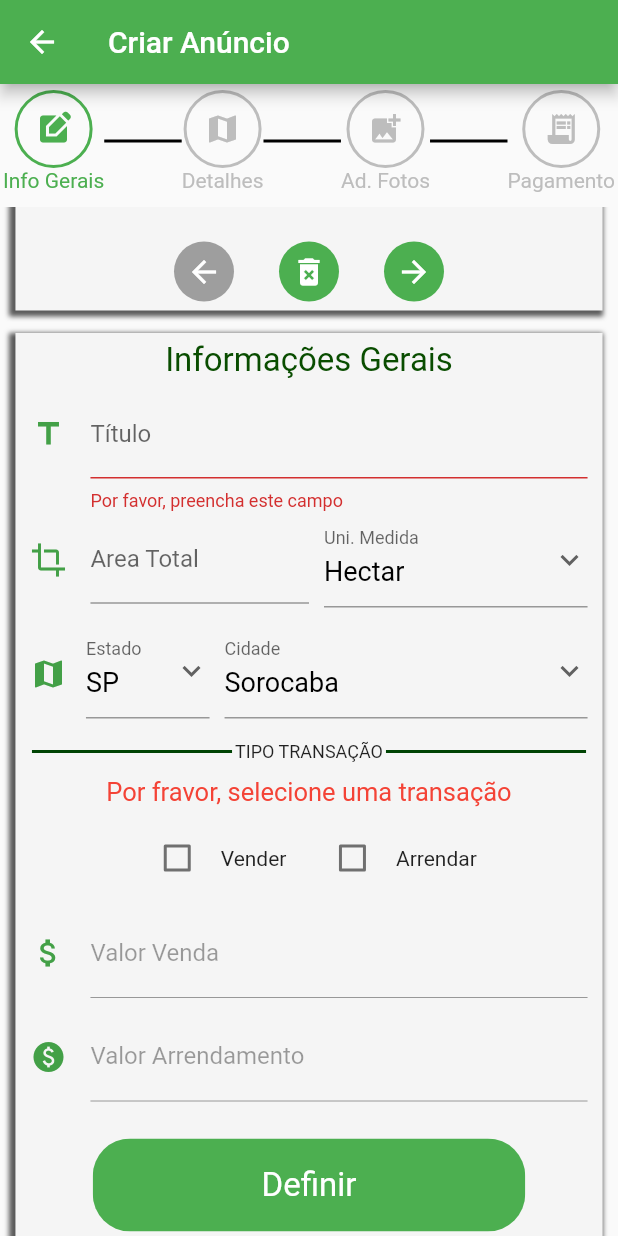
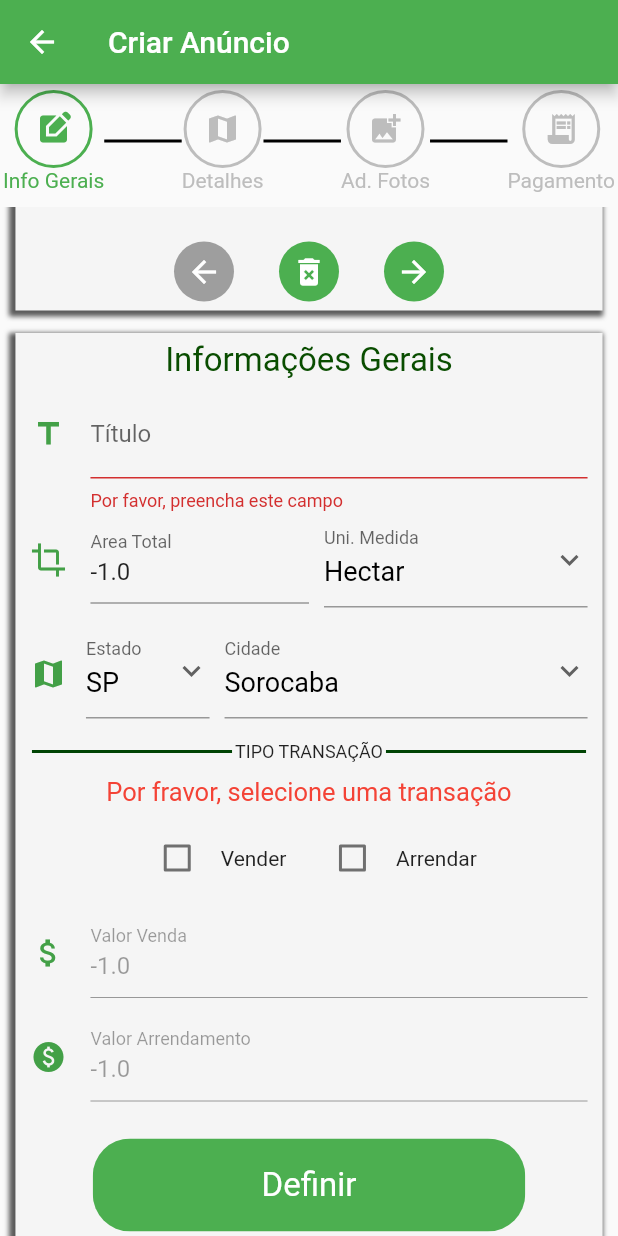
Before and after one commit to LaercioRJ/AgroImobi, a Flutter app: the CreatingTerrain screen opened directly with empty values, scrolled down 161 dp, after a tap on "Definir", on a phone screen of 412 x 824 dp. Run offline on Flutter 3.47's test engine with Material 2 defaults, Android fonts, the phone set to English and light mode, and no system bars; our stand-ins replace mask_text_input_formatter, shared_preferences; accounts and stored records are empty; Roboto replaces fonts that are missing (arial).

Commit message:
create terrain buttons refresh

```diff
--- a/lib/src/classes/broker.dart
+++ b/lib/src/classes/broker.dart
@@ -1,28 +1,28 @@
 class Broker {
-  String Nome;
+  String name;
   String email;
-  String senha;
-  String telefone;
-  String municipio;
+  String password;
+  String cellphone;
+  String city;
   String cpf;
   //String creci;
 
   Broker(
-    this.Nome,
+    this.name,
     this.email,
-    this.senha,
-    this.telefone,
-    this.municipio,
+    this.password,
+    this.cellphone,
+    this.city,
     this.cpf,
   );
 
   toJson() {
     Map<String, dynamic> brokerMap = {
       'email': email,
-      'senha': senha,
-      'Nome': Nome,
-      'telefone': telefone,
-      'municipio': municipio,
+      'senha': password,
+      'Nome': name,
+      'telefone': cellphone,
+      'municipio': city,
       'cpf': cpf,
     };
     //String brokerJson = jsonEncode(brokerMap);
--- a/lib/src/screen/terrain_crud/create_forms/basic_info_form.dart
+++ b/lib/src/screen/terrain_crud/create_forms/basic_info_form.dart
@@ -1,7 +1,7 @@
 import 'package:flutter/material.dart';
 import 'package:flutter/services.dart';
 
-import '../specific_widgets/tutorial_card.dart';
+import '../../../widgets/tutorial_card.dart';
 
 import '../../../widgets/dropdown.dart';
 import '../../../widgets/text_divider.dart';
@@ -27,11 +27,6 @@ class BasicInfoFormState extends State<BasicInfoForm> {
     'Seja bem-vindo',
     'Olhe o que tem de bom!'
   ];
-  bool sellOption = false;
-  bool rentOption = false;
-  late String title;
-  late double sellPrice;
-  late double rentPrice;
 
   @override
   Widget build(BuildContext context) {
@@ -77,11 +72,12 @@ class BasicInfoFormState extends State<BasicInfoForm> {
                               inputFormatters: [
                                 LengthLimitingTextInputFormatter(25)
                               ],
+                              initialValue: widget.terrainReference.title,
                               validator: (value) {
                                 if (value == null || value.isEmpty) {
                                   return "Por favor, preencha este campo";
                                 }
-                                title = value;
+                                widget.terrainReference.title = value;
                                 return null;
                               },
                               decoration: InputDecoration(
@@ -98,6 +94,9 @@ class BasicInfoFormState extends State<BasicInfoForm> {
                               children: [
                                 Expanded(
                                   child: TextFormField(
+                                    initialValue: widget
+                                        .terrainReference.totalArea
+                                        .toString(),
                                     keyboardType: TextInputType.number,
                                     inputFormatters: <TextInputFormatter>[
                                       FilteringTextInputFormatter.digitsOnly
@@ -161,7 +160,8 @@ class BasicInfoFormState extends State<BasicInfoForm> {
                               padding: EdgeInsets.only(top: 15, bottom: 10),
                               child: TextDivider(label: 'TIPO TRANSAÇÃO'),
                             ),
-                            if (!(sellOption || rentOption))
+                            if (!(widget.terrainReference.sell ||
+                                widget.terrainReference.rent))
                               const Padding(
                                 padding: EdgeInsets.only(bottom: 10),
                                 child: Center(
@@ -180,10 +180,11 @@ class BasicInfoFormState extends State<BasicInfoForm> {
                                     Checkbox(
                                         activeColor: Colors.green,
                                         checkColor: Colors.white,
-                                        value: sellOption,
+                                        value: widget.terrainReference.sell,
                                         onChanged: (bool? value) {
                                           setState(() {
-                                            sellOption = value!;
+                                            widget.terrainReference.sell =
+                                                value!;
                                           });
                                         }),
                                     const Padding(
@@ -194,10 +195,11 @@ class BasicInfoFormState extends State<BasicInfoForm> {
                                     Checkbox(
                                         activeColor: Colors.green,
                                         checkColor: Colors.white,
-                                        value: rentOption,
+                                        value: widget.terrainReference.rent,
                                         onChanged: (bool? value) {
                                           setState(() {
-                                            rentOption = value!;
+                                            widget.terrainReference.rent =
+                                                value!;
                                           });
                                         }),
                                     const Padding(
@@ -209,20 +211,23 @@ class BasicInfoFormState extends State<BasicInfoForm> {
                             Padding(
                               padding: const EdgeInsets.only(bottom: 10),
                               child: TextFormField(
+                                initialValue: widget.terrainReference.sellPrice
+                                    .toString(),
                                 keyboardType: TextInputType.number,
                                 inputFormatters: <TextInputFormatter>[
                                   FilteringTextInputFormatter.digitsOnly
                                 ],
                                 validator: (value) {
-                                  if (sellOption) {
+                                  if (widget.terrainReference.sell) {
                                     if (value == null || value.isEmpty) {
                                       return 'Por favor, preencha este campo';
                                     }
-                                    sellPrice = double.parse(value);
+                                    widget.terrainReference.sellPrice =
+                                        double.parse(value);
                                   }
                                   return null;
                                 },
-                                enabled: sellOption,
+                                enabled: widget.terrainReference.sell,
                                 decoration: InputDecoration(
                                     labelText: 'Valor Venda',
                                     icon: const Icon(Icons.attach_money),
@@ -237,20 +242,23 @@ class BasicInfoFormState extends State<BasicInfoForm> {
                             Padding(
                               padding: const EdgeInsets.only(bottom: 10),
                               child: TextFormField(
+                                initialValue: widget.terrainReference.rentPrice
+                                    .toString(),
                                 keyboardType: TextInputType.number,
                                 inputFormatters: <TextInputFormatter>[
                                   FilteringTextInputFormatter.digitsOnly
                                 ],
                                 validator: (value) {
-                                  if (rentOption) {
+                                  if (widget.terrainReference.rent) {
                                     if (value == null || value.isEmpty) {
                                       return 'Por favor, preencha este campo';
                                     }
-                                    rentPrice = double.parse(value);
+                                    widget.terrainReference.rentPrice =
+                                        double.parse(value);
                                   }
                                   return null;
                                 },
-                                enabled: rentOption,
+                                enabled: widget.terrainReference.rent,
                                 decoration: InputDecoration(
                                     labelText: 'Valor Arrendamento',
                                     icon: const Icon(Icons.paid),
@@ -281,9 +289,11 @@ class BasicInfoFormState extends State<BasicInfoForm> {
                                         onPressed: () {
                                           if (_formKey.currentState!
                                                   .validate() &&
-                                              (sellOption || rentOption)) {
+                                              (widget.terrainReference.sell ||
+                                                  widget
+                                                      .terrainReference.rent)) {
                                             widget.onSubmit(
-                                                1, widget.terrainReference);
+                                                1, widget.terrainReference, 0);
                                           }
                                         },
                                         child: const Text('Definir')),
--- a/lib/src/screen/terrain_crud/create_forms/specific_info_form.dart
+++ b/lib/src/screen/terrain_crud/create_forms/specific_info_form.dart
@@ -1,7 +1,7 @@
 import 'package:flutter/material.dart';
 import 'package:flutter/services.dart';
 
-import '../specific_widgets/tutorial_card.dart';
+import '../../../widgets/tutorial_card.dart';
 import '../../../widgets/dropdown.dart';
 import '../../../widgets/text_divider.dart';
 
--- a/lib/src/screen/terrain_crud/creating_terrain.dart
+++ b/lib/src/screen/terrain_crud/creating_terrain.dart
@@ -10,41 +10,50 @@ import './create_forms/specific_info_form.dart';
 import '../../classes/terrain.dart';
 
 class CreatingTerrain extends StatefulWidget {
-  late Terrain terrainReference;
   final Function changeAction;
-  CreatingTerrain({super.key, required this.changeAction});
   final _pageController = PageController(initialPage: 0);
 
-  nextStep(int newPageNumber, Terrain terrainRefresh) {
-    forms.add(pageList[newPageNumber - 1]);
-    _pageController.animateToPage(newPageNumber, duration: const Duration(milliseconds: 750), curve: Curves.ease);
-  }
-
-  late List<Widget> forms = [
-    BasicInfoForm(
-      onSubmit: nextStep,
-      terrainReference: terrainReference
-    )
-  ];
-
-  late final pageList = [
-    SpecificInfoForm(onSubmit: nextStep, terrainReference: terrainReference ),
-    /*PhotoForm(onSubmit: () { nextStep(3); }),*/
-    const PaymentForm()
-  ];
+  CreatingTerrain({super.key, required this.changeAction});
 
   @override
   State<CreatingTerrain> createState() => _CreatingTerrainState();
 }
 
 class _CreatingTerrainState extends State<CreatingTerrain> {
+  var buttonsColors = [
+    ValueNotifier(Colors.green),
+    ValueNotifier(Colors.grey.shade400),
+    ValueNotifier(Colors.grey.shade400),
+    ValueNotifier(Colors.grey.shade400)
+  ];
+  late Terrain terrainReference;
+
+  late List<Widget> forms = [
+    BasicInfoForm(onSubmit: nextStep, terrainReference: terrainReference)
+  ];
+
+  late final pageList = [
+    SpecificInfoForm(onSubmit: nextStep, terrainReference: terrainReference),
+    /*PhotoForm(onSubmit: () { nextStep(3); }),*/
+    const PaymentForm()
+  ];
+
+  nextStep(int newPageNumber, Terrain terrainRefresh, keyIndex) {
+    forms.add(pageList[newPageNumber - 1]);
+    widget._pageController.animateToPage(newPageNumber,
+        duration: const Duration(milliseconds: 750), curve: Curves.ease);
+    terrainReference = terrainRefresh;
+    buttonsColors[1].value = Colors.green;
+  }
 
   @override
   initState() {
-    widget.terrainReference = Terrain.createEmptyObject();
+    // Object that will be filled by the user
+    terrainReference = Terrain.createEmptyObject();
     super.initState();
   }
 
+  //changes route configuration to get back to visualize my terrains
   Future<bool> _onBackPressed() {
     widget.changeAction("Visualizar");
     return Future.value(true);
@@ -52,14 +61,8 @@ class _CreatingTerrainState extends State<CreatingTerrain> {
 
   @override
   Widget build(BuildContext context) {
-    List<Color> menuColors = [
-      Colors.green,
-      Colors.grey.shade400,
-      Colors.grey.shade400,
-      Colors.grey.shade400,
-    ];
-
     return WillPopScope(
+        // will execute this function when back buttom pressed
         onWillPop: _onBackPressed,
         child: Scaffold(
             appBar: AppBar(
@@ -72,78 +75,84 @@ class _CreatingTerrainState extends State<CreatingTerrain> {
                     padding: const EdgeInsets.fromLTRB(2, 4, 2, 10),
                     child: Row(
                       children: [
-                  LabeledIconButton(
+                        ValueListenableBuilder(
+                            valueListenable: buttonsColors[0],
+                            builder: (context, color, _) => LabeledIconButton(
                                   label: 'Info Gerais',
                                   icon: const Icon(Icons.edit_square),
-                    color: menuColors[0],
+                                  color: color,
                                   pressedFunction: () => {
-                      widget._pageController.animateToPage(0, duration: const Duration(milliseconds: 750), curve: Curves.ease)
+                                    widget._pageController.animateToPage(0,
+                                        duration:
+                                            const Duration(milliseconds: 750),
+                                        curve: Curves.ease)
                                   },
-                  ),
+                                )),
                         Expanded(
                             child: Container(
                           decoration: const BoxDecoration(
                               border: Border(
                                   bottom: BorderSide(
-                            color: Colors.black,
-                            width: 2.0
-                          )
-                        )
-                      ),
-                    )
-                  ),
-                  LabeledIconButton(
+                                      color: Colors.black, width: 2.0))),
+                        )),
+                        ValueListenableBuilder(
+                            valueListenable: buttonsColors[1],
+                            builder: (context, color, _) => LabeledIconButton(
                                   label: 'Detalhes',
                                   icon: const Icon(Icons.map),
-                    color: menuColors[1],
+                                  color: color,
+                                  disabled: (forms.length < 2),
                                   pressedFunction: () => {
-                      widget._pageController.animateToPage(1, duration: const Duration(milliseconds: 750), curve: Curves.ease),
-                      menuColors[2] = Colors.green
+                                    widget._pageController.animateToPage(1,
+                                        duration:
+                                            const Duration(milliseconds: 750),
+                                        curve: Curves.ease),
                                   },
-                  ),
+                                )),
                         Expanded(
                             child: Container(
                           decoration: const BoxDecoration(
                               border: Border(
                                   bottom: BorderSide(
-                            color: Colors.black,
-                            width: 2.0
-                          )
-                        )
-                      ),
-                    )
-                  ),
-                  LabeledIconButton(
+                                      color: Colors.black, width: 2.0))),
+                        )),
+                        ValueListenableBuilder(
+                            valueListenable: buttonsColors[2],
+                            builder: (context, color, _) => LabeledIconButton(
                                   label: 'Ad. Fotos',
                                   icon: const Icon(Icons.add_photo_alternate),
-                    color: menuColors[2],
+                                  color: color,
+                                  disabled: (forms.length < 3),
                                   pressedFunction: () => {
-                      widget._pageController.animateToPage(2, duration: const Duration(milliseconds: 750), curve: Curves.ease)
+                                    widget._pageController.animateToPage(2,
+                                        duration:
+                                            const Duration(milliseconds: 750),
+                                        curve: Curves.ease)
                                   },
-                  ),
+                                )),
                         Expanded(
                             child: Container(
                           decoration: const BoxDecoration(
                               border: Border(
                                   bottom: BorderSide(
-                            color: Colors.black,
-                            width: 2.0
-                          )
-                        )
-                      ),
-                    )
-                  ),
-                  LabeledIconButton(
+                                      color: Colors.black, width: 2.0))),
+                        )),
+                        ValueListenableBuilder(
+                            valueListenable: buttonsColors[3],
+                            builder: (context, color, _) => LabeledIconButton(
                                   label: 'Pagamento',
                                   icon: const Icon(Icons.receipt_long),
-                    color: menuColors[3],
+                                  color: color,
+                                  disabled: (forms.length < 4),
                                   pressedFunction: () => {
-                      widget._pageController.animateToPage(3, duration: const Duration(milliseconds: 750), curve: Curves.ease)
+                                    widget._pageController.animateToPage(3,
+                                        duration:
+                                            const Duration(milliseconds: 750),
+                                        curve: Curves.ease)
                                   },
-                  )
+                                ))
                       ],
-              )
-            ),
+                    )),
                 Expanded(
                   child: SizedBox(
                       width: MediaQuery.of(context).size.width,
@@ -152,14 +161,10 @@ class _CreatingTerrainState extends State<CreatingTerrain> {
                           pageSnapping: true,
                           controller: widget._pageController,
                           itemBuilder: (context, pagePostion) {
-                    return widget.forms[pagePostion];
-                  }
-                )
-              ),
+                            return forms[pagePostion];
+                          })),
                 )
               ],
-        )
-      )
-    );
+            )));
   }
 }
--- a/lib/src/screen/terrain_crud/specific_widgets/labeled_icon_button.dart
+++ b/lib/src/screen/terrain_crud/specific_widgets/labeled_icon_button.dart
@@ -1,29 +1,19 @@
 import 'package:flutter/material.dart';
 
-class LabeledIconButton extends StatefulWidget {
+class LabeledIconButton extends StatelessWidget {
+  Color color;
   final String label;
   final Widget icon;
-  Color color;
+  bool disabled;
   final VoidCallback pressedFunction;
-  LabeledIconButton({
-      Key? key,
+  LabeledIconButton(
+      {Key? key,
       required this.label,
       required this.icon,
       required this.pressedFunction,
-      required this.color
-    }) : super(key: key);
-
-  @override
-  State<LabeledIconButton> createState() => _LabeledIconButtonState();
-}
-
-class _LabeledIconButtonState extends State<LabeledIconButton> {
-
-  changeColor(Color color) {
-    setState(() {
-      widget.color = color;
-    });
-  }
+      required this.color,
+      this.disabled = false})
+      : super(key: key);
 
   @override
   Widget build(BuildContext context) {
@@ -31,26 +21,22 @@ class _LabeledIconButtonState extends State<LabeledIconButton> {
       children: [
         Container(
           child: IconButton(
-            onPressed: ()  {
-              widget.pressedFunction();
-              changeColor(Colors.green);
+            onPressed: () {
+              if (!disabled) {
+                pressedFunction();
+              }
             },
-            color: widget.color,
-            icon: widget.icon,
-            style: IconButton.styleFrom(
-              backgroundColor: Colors.white
-            ),
+            color: color,
+            icon: icon,
+            style: IconButton.styleFrom(backgroundColor: Colors.white),
           ),
           decoration: BoxDecoration(
-            shape: BoxShape.circle,
-            border: Border.all(width: 2, color: widget.color)
-          ),
+              shape: BoxShape.circle,
+              border: Border.all(width: 2, color: color)),
         ),
         Text(
-          widget.label,
-          style: TextStyle(
-            color: widget.color
-          ),
+          label,
+          style: TextStyle(color: color),
         )
       ],
     );
--- a/lib/src/screen/terrain_crud/specific_widgets/tutorial_card.dart
+++ b/lib/src/widgets/tutorial_card.dart
@@ -1,7 +1,7 @@
 import 'package:flutter/material.dart';
 import 'package:shared_preferences/shared_preferences.dart';
 
-import '../../../widgets/action_dialog.dart';
+import 'action_dialog.dart';
 
 class TutorialCard extends StatefulWidget {
   List<String> tutorialMessages = [''];
```
Lines whose indentation alone changed are shown as unchanged.
